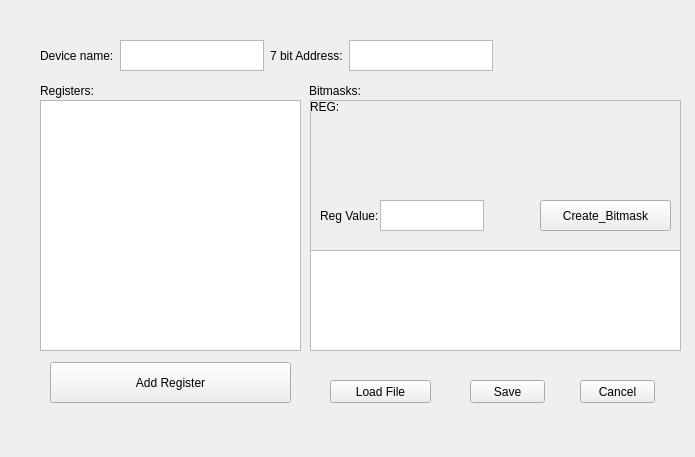
luk6xff/RaspberryPiI2cSpiDevTester, file code/uiRegisterForm.ui: the form before one commit.
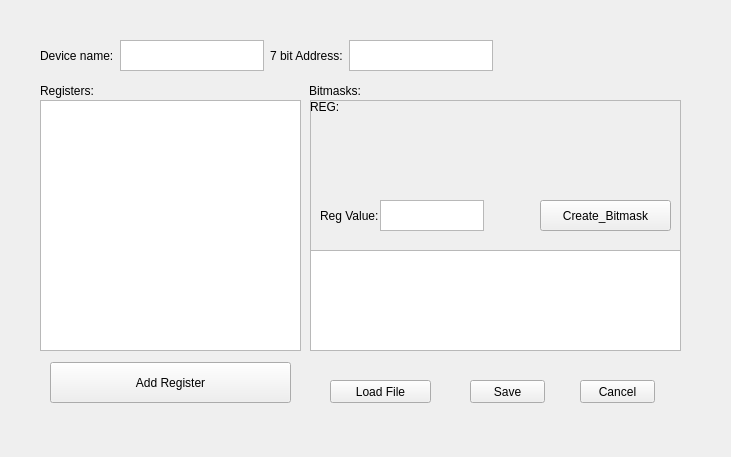
The form after the commit.

Commit message: added loading registersView into main widget, validation of Addr value while creating xml

What changed in the file:
```diff
--- a/code/uiRegisterForm.ui
+++ b/code/uiRegisterForm.ui
@@ -6,7 +6,7 @@
    <rect>
     <x>0</x>
     <y>0</y>
-    <width>695</width>
+    <width>731</width>
     <height>457</height>
    </rect>
   </property>
```
The commit also changes 5 other files.
